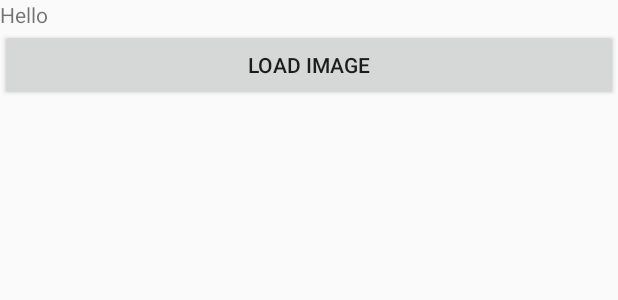
After one commit to darrencl95/Pickup, an Android app: the layout activity_gallery.xml on its own in the app's theme, with its tools: preview values and no code run, on a phone screen of 412 x 824 dp. The commit adds this screen. Shown: the top 300 px of the screen. Run offline under Robolectric (Android 15) with nearby library versions, the phone set to English and light mode, and no system bars.

Commit message:
add layout files for necessary activities

```diff
--- a/app/build.gradle
+++ b/app/build.gradle
@@ -34,4 +34,5 @@ dependencies {
     testCompile 'junit:junit:4.12'
 }
 
+
 apply plugin: 'com.google.gms.google-services'
--- a/app/src/main/AndroidManifest.xml
+++ b/app/src/main/AndroidManifest.xml
@@ -6,6 +6,8 @@
     <uses-permission android:name="android.permission.GET_ACCOUNTS" />
     <uses-permission android:name="android.permission.READ_PROFILE" />
     <uses-permission android:name="android.permission.READ_CONTACTS" />
+    <uses-permission android:name="android.permission.MANAGE_DOCUMENTS" />
+    <uses-permission android:name="android.permission.READ_EXTERNAL_STORAGE" />
 
     <!--
          The ACCESS_COARSE/FINE_LOCATION permissions are not required to use
@@ -44,7 +46,9 @@
 
         <activity
             android:name=".controller.MapsActivity"
-            android:label="@string/title_activity_maps"></activity>
+            android:label="@string/title_activity_maps" />
+        <activity android:name=".controller.GalleryActivity"
+            android:label="GalleryActivity"></activity>
     </application>
 
 </manifest>
--- a/app/src/main/java/com/pickup/pickup/controller/LoginActivity.java
+++ b/app/src/main/java/com/pickup/pickup/controller/LoginActivity.java
@@ -103,7 +103,7 @@ public class LoginActivity extends AppCompatActivity {
                     return;
                 }
                 createAccount(email, password);
-                setProfilePicture();
+                startActivity(new Intent(LoginActivity.this, GalleryActivity.class));
             }
         });
 
--- /dev/null
+++ b/app/src/main/res/layout/activity_current.xml
@@ -0,0 +1,6 @@
+<?xml version="1.0" encoding="utf-8"?>
+<LinearLayout xmlns:android="http://schemas.android.com/apk/res/android"
+    android:orientation="vertical" android:layout_width="match_parent"
+    android:layout_height="match_parent">
+
+</LinearLayout>
--- /dev/null
+++ b/app/src/main/res/layout/activity_friends.xml
@@ -0,0 +1,6 @@
+<?xml version="1.0" encoding="utf-8"?>
+<LinearLayout xmlns:android="http://schemas.android.com/apk/res/android"
+    android:orientation="vertical" android:layout_width="match_parent"
+    android:layout_height="match_parent">
+
+</LinearLayout>
--- /dev/null
+++ b/app/src/main/res/layout/activity_gallery.xml
@@ -0,0 +1,28 @@
+<?xml version="1.0" encoding="utf-8"?>
+<LinearLayout xmlns:android="http://schemas.android.com/apk/res/android"
+    android:orientation="vertical"
+    android:layout_width="fill_parent"
+    android:layout_height="fill_parent"
+    >
+    <TextView
+        android:layout_width="fill_parent"
+        android:layout_height="wrap_content"
+        android:text="Hello"
+        />
+    <Button
+        android:id="@+id/loadimage"
+        android:layout_width="fill_parent"
+        android:layout_height="wrap_content"
+        android:text="Load Image"
+        />
+    <TextView
+        android:id="@+id/targeturi"
+        android:layout_width="fill_parent"
+        android:layout_height="wrap_content"
+        />
+    <ImageView
+        android:id="@+id/targetimage"
+        android:layout_width="fill_parent"
+        android:layout_height="fill_parent"
+        />
+</LinearLayout>
--- /dev/null
+++ b/app/src/main/res/layout/activity_history.xml
@@ -0,0 +1,6 @@
+<?xml version="1.0" encoding="utf-8"?>
+<LinearLayout xmlns:android="http://schemas.android.com/apk/res/android"
+    android:orientation="vertical" android:layout_width="match_parent"
+    android:layout_height="match_parent">
+
+</LinearLayout>
--- /dev/null
+++ b/app/src/main/res/layout/activity_main.xml
@@ -0,0 +1,6 @@
+<?xml version="1.0" encoding="utf-8"?>
+<LinearLayout xmlns:android="http://schemas.android.com/apk/res/android"
+    android:orientation="vertical" android:layout_width="match_parent"
+    android:layout_height="match_parent">
+
+</LinearLayout>
--- /dev/null
+++ b/app/src/main/res/layout/activity_profile.xml
@@ -0,0 +1,6 @@
+<?xml version="1.0" encoding="utf-8"?>
+<LinearLayout xmlns:android="http://schemas.android.com/apk/res/android"
+    android:orientation="vertical" android:layout_width="match_parent"
+    android:layout_height="match_parent">
+
+</LinearLayout>
--- /dev/null
+++ b/app/src/main/res/layout/activity_registration.xml
@@ -0,0 +1,6 @@
+<?xml version="1.0" encoding="utf-8"?>
+<LinearLayout xmlns:android="http://schemas.android.com/apk/res/android"
+    android:orientation="vertical" android:layout_width="match_parent"
+    android:layout_height="match_parent">
+
+</LinearLayout>
--- /dev/null
+++ b/app/src/main/res/layout/activity_settings.xml
@@ -0,0 +1,6 @@
+<?xml version="1.0" encoding="utf-8"?>
+<LinearLayout xmlns:android="http://schemas.android.com/apk/res/android"
+    android:orientation="vertical" android:layout_width="match_parent"
+    android:layout_height="match_parent">
+
+</LinearLayout>
--- a/app/src/main/res/values/colors.xml
+++ b/app/src/main/res/values/colors.xml
@@ -1,6 +1,6 @@
 <?xml version="1.0" encoding="utf-8"?>
 <resources>
-    <color name="colorPrimary">#3F51B5</color>
+    <color name="colorPrimary">#E9EBEE</color>
     <color name="colorPrimaryDark">#303F9F</color>
     <color name="colorAccent">#FF4081</color>
 </resources>
```
Also changed, not shown: app/src/main/java/com/pickup/pickup/controller/GalleryActivity.java (added, +62 -0 lines).
